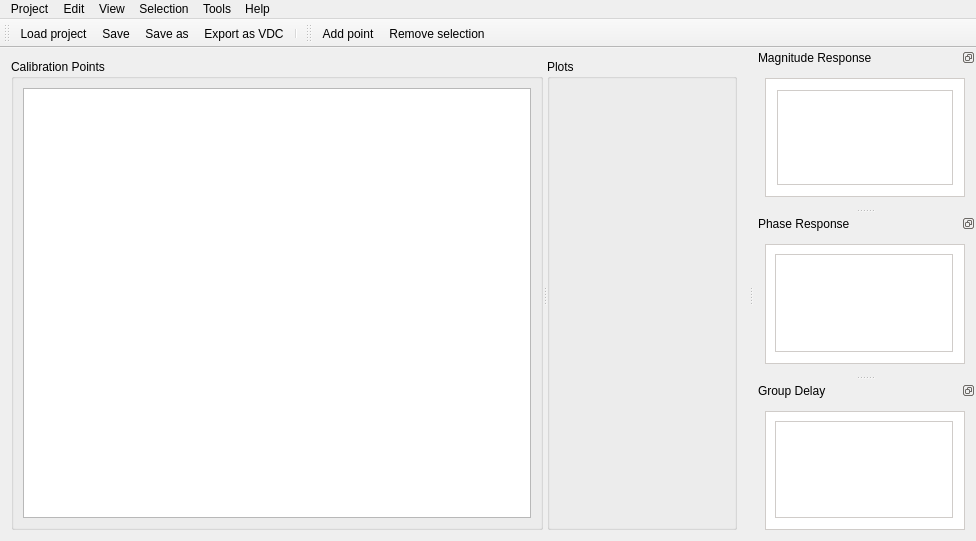
First picture: the form in VdcEditorWindow.ui, repository timschneeb/DDCToolbox, before the edit.
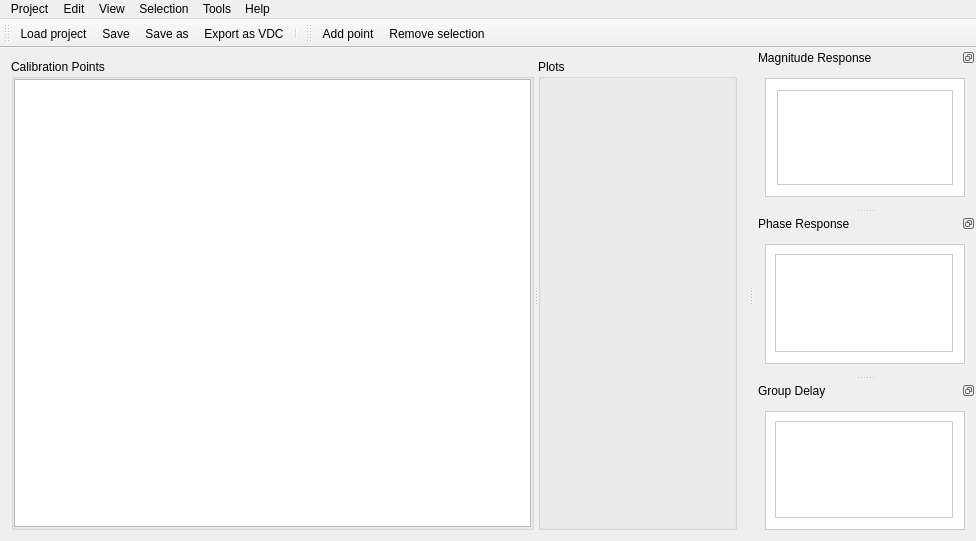
Second picture: the form after the edit. Icons and pictures are not drawn. Custom widgets are drawn as their Qt base class.

Diff of the .ui file:
```diff
--- a/VdcEditorWindow.ui
+++ b/VdcEditorWindow.ui
@@ -51,16 +51,16 @@
        </property>
        <layout class="QVBoxLayout" name="verticalLayout">
         <property name="leftMargin">
-         <number>9</number>
+         <number>0</number>
         </property>
         <property name="topMargin">
-         <number>9</number>
+         <number>0</number>
         </property>
         <property name="rightMargin">
-         <number>9</number>
+         <number>0</number>
         </property>
         <property name="bottomMargin">
-         <number>9</number>
+         <number>0</number>
         </property>
         <item>
          <widget class="QTableView" name="tableView_DDCPoints">
```
Left out of the diff: 52 changed lines with no effect on the pictures.
